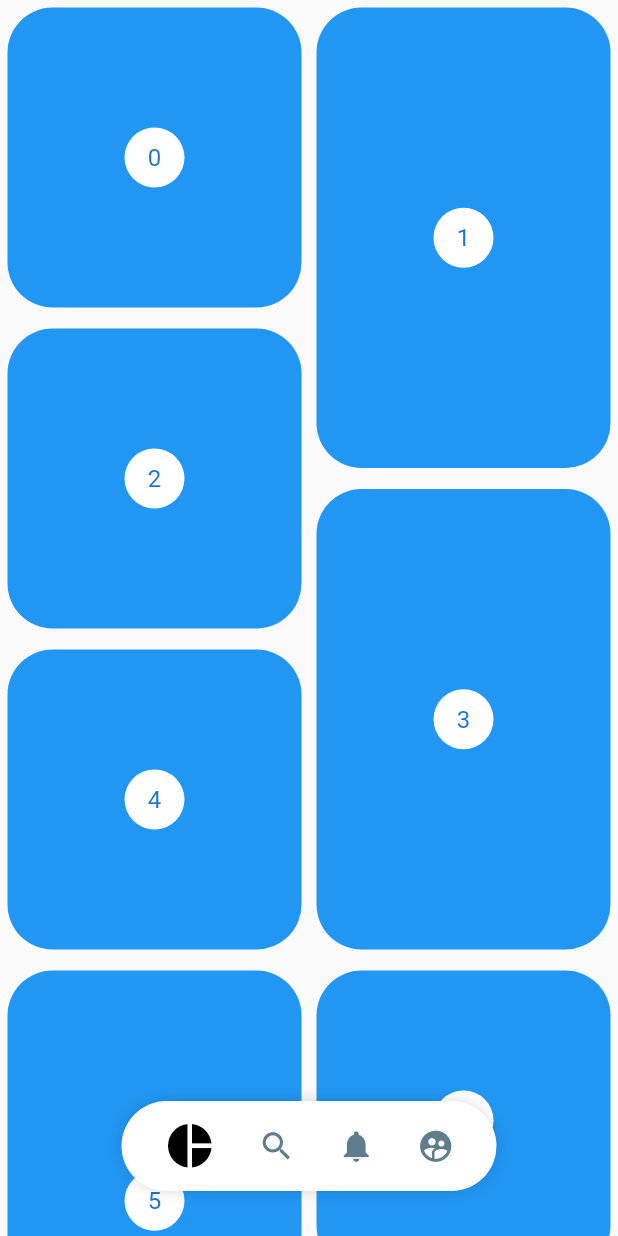
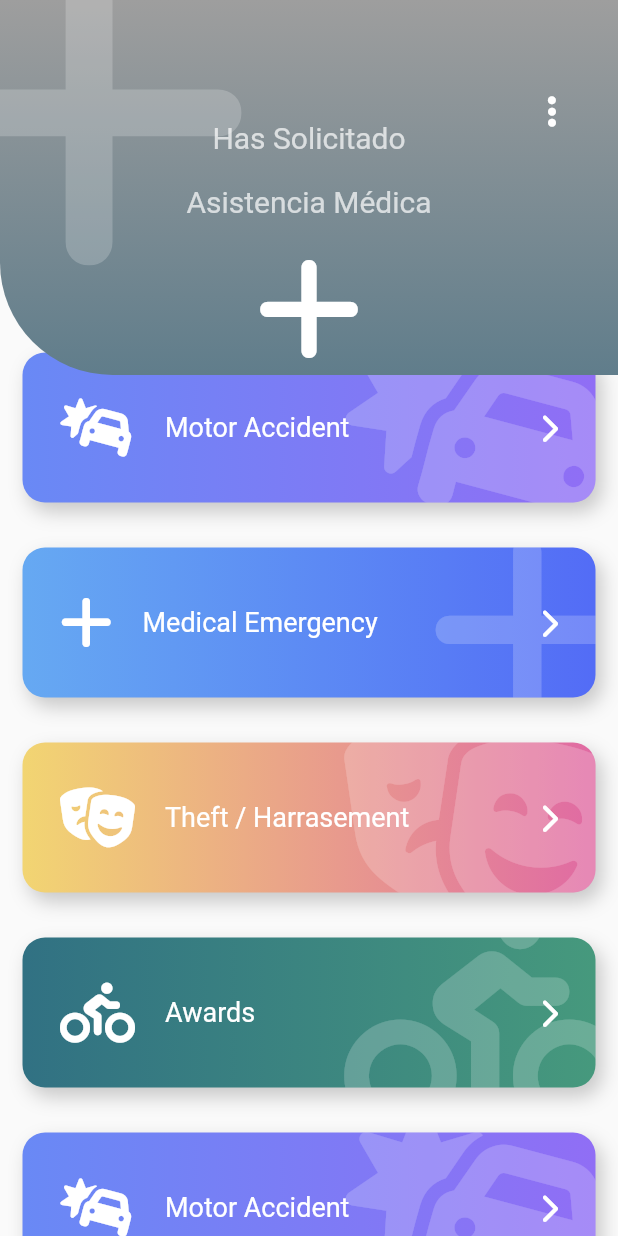
Before and after one commit to AlexanderZon/custom_painter_practice_1, a Flutter app: the screen it shows after launch, on a phone screen of 412 x 824 dp. Run offline on Flutter 3.47's test engine with Material 2 defaults, Android fonts, the phone set to English and light mode, and no system bars; our stand-ins replace animate_do, flutter_svg, font_awesome_flutter.

Commit message:
Crea pagina de menú de emergencia

```diff
--- a/lib/main.dart
+++ b/lib/main.dart
@@ -1,4 +1,4 @@
-import 'package:custom_painter_practice_1/pages/pinterest_page.dart';
+import 'package:custom_painter_practice_1/pages/emergency_page.dart';
 import 'package:flutter/material.dart';
 
 void main() => runApp(const MyApp());
@@ -11,7 +11,7 @@ class MyApp extends StatelessWidget {
     return MaterialApp(
       debugShowCheckedModeBanner: false,
       title: 'Diseños App',
-      home: PinterestPage(),
+      home: EmergencyPage(),
     );
   }
 }
--- /dev/null
+++ b/lib/pages/emergency_page.dart
@@ -0,0 +1,127 @@
+import 'package:animate_do/animate_do.dart';
+import 'package:custom_painter_practice_1/widgets/emergency_header.dart';
+import 'package:custom_painter_practice_1/widgets/fat_button.dart';
+import 'package:flutter/material.dart';
+import 'package:font_awesome_flutter/font_awesome_flutter.dart';
+
+class EmergencyPage extends StatelessWidget {
+
+  const EmergencyPage({Key? key}) : super(key: key);
+
+  @override
+  Widget build(BuildContext context) {
+
+    final items = <ItemBoton>[
+      new ItemBoton( FontAwesomeIcons.carCrash, 'Motor Accident', Color(0xff6989F5), Color(0xff906EF5) ),
+      new ItemBoton( FontAwesomeIcons.plus, 'Medical Emergency', Color(0xff66A9F2), Color(0xff536CF6) ),
+      new ItemBoton( FontAwesomeIcons.theaterMasks, 'Theft / Harrasement', Color(0xffF2D572), Color(0xffE06AA3) ),
+      new ItemBoton( FontAwesomeIcons.biking, 'Awards', Color(0xff317183), Color(0xff46997D) ),
+      new ItemBoton( FontAwesomeIcons.carCrash, 'Motor Accident', Color(0xff6989F5), Color(0xff906EF5) ),
+      new ItemBoton( FontAwesomeIcons.plus, 'Medical Emergency', Color(0xff66A9F2), Color(0xff536CF6) ),
+      new ItemBoton( FontAwesomeIcons.theaterMasks, 'Theft / Harrasement', Color(0xffF2D572), Color(0xffE06AA3) ),
+      new ItemBoton( FontAwesomeIcons.biking, 'Awards', Color(0xff317183), Color(0xff46997D) ),
+      new ItemBoton( FontAwesomeIcons.carCrash, 'Motor Accident', Color(0xff6989F5), Color(0xff906EF5) ),
+      new ItemBoton( FontAwesomeIcons.plus, 'Medical Emergency', Color(0xff66A9F2), Color(0xff536CF6) ),
+      new ItemBoton( FontAwesomeIcons.theaterMasks, 'Theft / Harrasement', Color(0xffF2D572), Color(0xffE06AA3) ),
+      new ItemBoton( FontAwesomeIcons.biking, 'Awards', Color(0xff317183), Color(0xff46997D) ),
+    ];
+
+    List<Widget> itemMap = items.map((item) {
+      return FadeInLeft(
+        duration: Duration(milliseconds: 250),
+        child: FatButton(icon: item.icon, text: item.texto, onPress: () {}, colorInicio: item.color1, colorFinal: item.color2,)
+      );
+    }).toList();
+
+    return Scaffold(
+      body: Stack(
+        children: [
+          Container(
+            child: ListView(
+              physics: BouncingScrollPhysics(),
+              children: [
+                SizedBox(height: 220,),
+                ...itemMap
+              ],
+            ),
+          ),
+          _Header()
+        ],
+      ),
+    );
+  }
+}
+
+class _Header extends StatelessWidget {
+  const _Header({
+    super.key,
+  });
+
+  @override
+  Widget build(BuildContext context) {
+    return Stack(
+      children: [
+        IconHeader(
+          icon: FontAwesomeIcons.plus,
+          titulo: 'Asistencia Médica',
+          subtitulo: 'Has Solicitado'
+        ),
+        Positioned(
+          top: 50,
+          right: 0,
+          child: RawMaterialButton(
+            onPressed: () {},
+            shape: CircleBorder(),
+            child: FaIcon(FontAwesomeIcons.ellipsisVertical, color: Colors.white,)
+          )
+        )
+      ],
+    );
+  }
+}
+
+class ItemBoton {
+
+  final IconData icon;
+  final String texto;
+  final Color color1;
+  final Color color2;
+
+  ItemBoton( this.icon, this.texto, this.color1, this.color2 );
+}
+
+class _FatButton1 extends StatelessWidget {
+  const _FatButton1({
+    super.key,
+  });
+
+  @override
+  Widget build(BuildContext context) {
+    return FatButton(
+      text: "Motor Accident",
+      icon: FontAwesomeIcons.carBurst,
+      colorInicio: Color(0xff6989F5),
+      colorFinal: Color(0xff906EF5),
+      onPress: () {
+        //
+      },
+    );
+  }
+}
+
+class PageHeader extends StatelessWidget {
+  const PageHeader({
+    super.key,
+  });
+
+  @override
+  Widget build(BuildContext context) {
+    return IconHeader(
+      icon: FontAwesomeIcons.plus,
+      subtitulo: 'Has solicitado',
+      titulo: 'Asistencia Técnica',
+      colorInicio: Color(0xff526BF6),
+      colorFinal: Color(0xff67ACF2),
+    );
+  }
+}
--- /dev/null
+++ b/lib/widgets/emergency_header.dart
@@ -0,0 +1,74 @@
+import 'package:flutter/material.dart';
+import 'package:font_awesome_flutter/font_awesome_flutter.dart';
+
+class IconHeader extends StatelessWidget {
+
+  final IconData icon;
+  final String titulo;
+  final String subtitulo;
+  final Color colorInicio;
+  final Color colorFinal;
+
+  const IconHeader({
+    super.key,
+    required this.icon,
+    required this.titulo,
+    required this.subtitulo,
+    this.colorInicio = Colors.grey,
+    this.colorFinal = Colors.blueGrey
+  });
+
+  @override
+  Widget build(BuildContext context) {
+
+    final Color textColor = Colors.white.withOpacity(0.7);
+
+    return Stack(
+      children: [
+        _IconHeaderBackground(colorInicio: colorInicio, colorFinal: colorFinal,),
+        Positioned(
+          top: -50,
+          left: -50,
+          child: FaIcon(icon, size: 250, color: Colors.white.withOpacity(0.2))
+        ),
+        Column(
+          children: [
+            SizedBox(height: 80, width: double.infinity,),
+            Text(subtitulo, style: TextStyle(fontSize: 20, color: textColor)),
+            SizedBox(height: 20,),
+            Text(titulo, style: TextStyle(fontSize: 20, color: textColor)),
+            SizedBox(height: 20,),
+            FaIcon(icon, size: 80, color: Colors.white)
+          ],
+        )
+      ],
+    );
+  }
+}
+
+class _IconHeaderBackground extends StatelessWidget {
+  final Color colorInicio;
+  final Color colorFinal;
+  const _IconHeaderBackground({
+    super.key, required this.colorInicio, required this.colorFinal,
+  });
+
+  @override
+  Widget build(BuildContext context) {
+    return Container(
+      width: double.infinity,
+      height: 250,
+      decoration: BoxDecoration(
+        borderRadius: BorderRadius.only(bottomLeft: Radius.circular(75)),
+        gradient: LinearGradient(
+          begin: Alignment.topCenter,
+          end: Alignment.bottomCenter,
+          colors: <Color> [
+            colorInicio,
+            colorFinal,
+          ]
+        )
+      ),
+    );
+  }
+}
--- /dev/null
+++ b/lib/widgets/fat_button.dart
@@ -0,0 +1,87 @@
+import 'package:flutter/material.dart';
+import 'package:font_awesome_flutter/font_awesome_flutter.dart';
+
+class FatButton extends StatelessWidget {
+
+  final IconData icon;
+  final String text;
+  final Color colorInicio;
+  final Color colorFinal;
+  final Function onPress;
+
+  const FatButton({
+    super.key,
+    required this.text,
+    required this.onPress,
+    this.icon = FontAwesomeIcons.a,
+    this.colorInicio = Colors.grey,
+    this.colorFinal = Colors.blueGrey,
+  });
+
+  @override
+  Widget build(BuildContext context) {
+    return GestureDetector(
+      onTap: () {
+        onPress();
+      },
+      child: Stack(
+        children: [
+          _FatButtonBackground(icon: icon,colorInicio: colorInicio, colorFinal: colorFinal,),
+          Row(
+            mainAxisAlignment: MainAxisAlignment.center,
+            children: [
+              SizedBox(height: 130, width: 40,),
+              FaIcon(icon, size: 40, color: Colors.white,),
+              SizedBox(width: 20,),
+              Expanded(child: Text(text, style: TextStyle(color: Colors.white, fontSize: 18),)),
+              FaIcon(FontAwesomeIcons.chevronRight, size: 20, color: Colors.white,),
+              SizedBox(width: 40,),
+            ],
+          )
+        ],
+      ),
+    );
+  }
+}
+
+class _FatButtonBackground extends StatelessWidget {
+
+  final IconData icon;
+  final Color colorInicio;
+  final Color colorFinal;
+
+  const _FatButtonBackground({
+    super.key, required this.icon, required this.colorInicio, required this.colorFinal,
+  });
+
+  @override
+  Widget build(BuildContext context) {
+    return Container(
+      width: double.infinity,
+      height: 100,
+      margin: EdgeInsets.all(15),
+      decoration: BoxDecoration(
+        boxShadow: <BoxShadow>[
+          BoxShadow(color: Colors.black.withOpacity(0.2), offset: Offset(4, 6), blurRadius: 10)
+        ],
+        borderRadius: BorderRadius.circular(15),
+        gradient: LinearGradient(colors: <Color> [
+          colorInicio,
+          colorFinal,
+        ])
+      ),
+      child: ClipRRect(
+        borderRadius: BorderRadius.circular(15),
+        child: Stack(
+          children: [
+            Positioned(
+              right: -20,
+              top: -20,
+              child: FaIcon(icon, size: 150, color: Colors.white.withOpacity(0.2),)
+            )
+          ],
+        ),
+      ),
+    );
+  }
+}
--- a/pubspec.yaml
+++ b/pubspec.yaml
@@ -28,11 +28,13 @@ environment:
 # the latest version available on pub.dev. To see which dependencies have newer
 # versions available, run `flutter pub outdated`.
 dependencies:
+  animate_do: ^3.0.2
   cupertino_icons: ^1.0.2
   flutter:
     sdk: flutter
   flutter_staggered_grid_view: ^0.7.0
   flutter_svg: ^2.0.7
+  font_awesome_flutter: ^10.5.0
   provider: ^6.0.5
 
 dev_dependencies:
```
Also changed, not shown: pubspec.lock.
